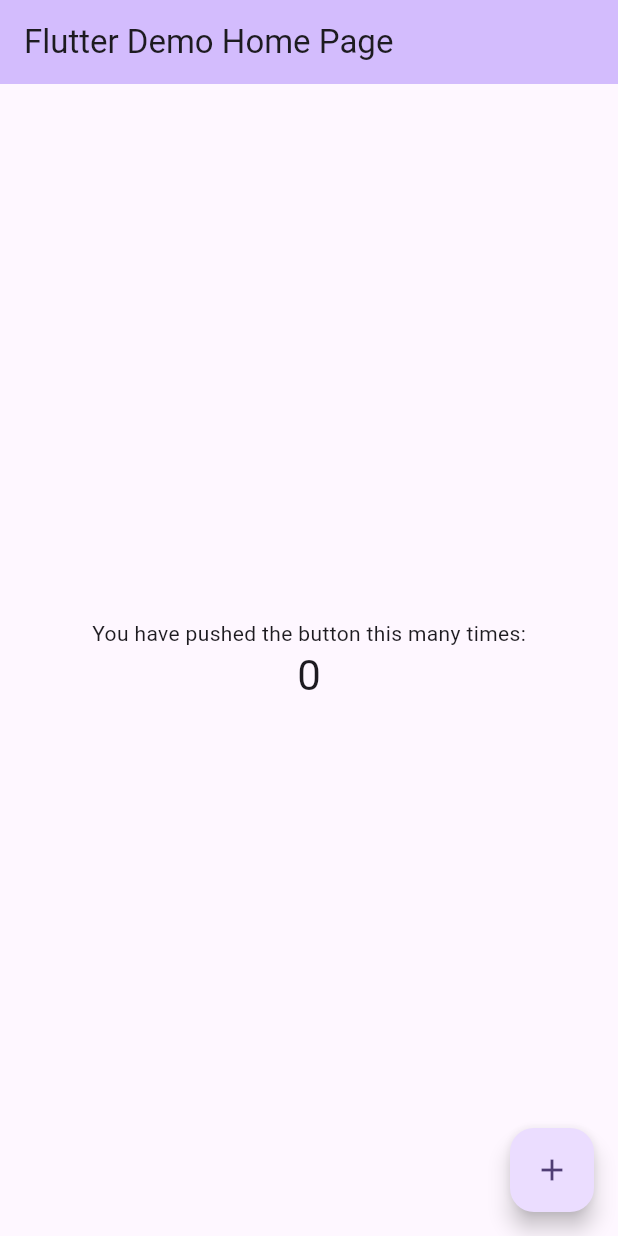
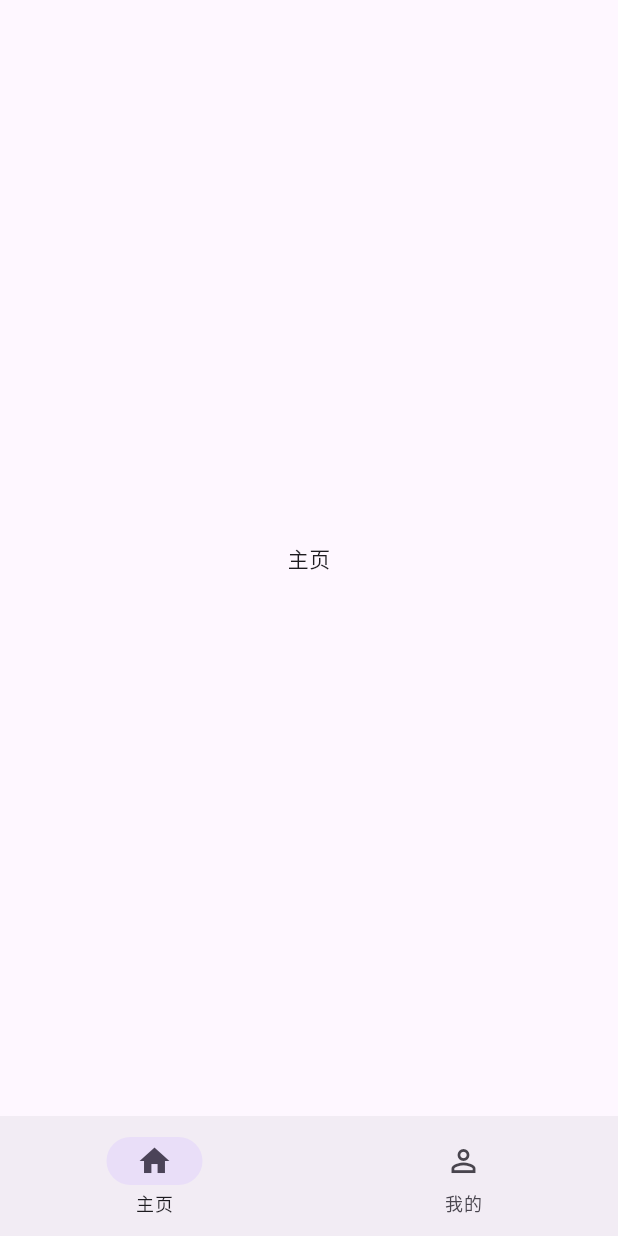
Before and after one commit to realth000/KDaysClient, a Flutter app: the screen it shows after launch, on a phone screen of 412 x 824 dp. Run offline on Flutter 3.47's test engine with Material 3 defaults, Android fonts, the phone set to English and light mode, and no system bars; our stand-ins replace flutter_bloc, freezed_annotation, go_router, responsive_framework, talker; generated files the repository leaves out were written again.

Commit message:
feat: 初始外层代码

```diff
--- /dev/null
+++ b/lib/app.dart
@@ -0,0 +1,27 @@
+import 'package:flutter/material.dart';
+import 'package:kdays_client/routes/routes.dart';
+
+/// 顶层应用
+class App extends StatelessWidget {
+  /// Constructor.
+  const App({super.key});
+
+  @override
+  Widget build(BuildContext context) {
+    return MaterialApp.router(
+      title: 'KDays客户端',
+      theme: ThemeData(
+        colorScheme: ColorScheme.fromSeed(seedColor: Colors.deepPurple),
+        useMaterial3: true,
+      ),
+      darkTheme: ThemeData(
+        colorScheme: ColorScheme.fromSeed(
+          seedColor: Colors.deepPurple,
+          brightness: Brightness.dark,
+        ),
+        useMaterial3: true,
+      ),
+      routerConfig: router,
+    );
+  }
+}
--- /dev/null
+++ b/lib/features/home/view/home_page.dart
@@ -0,0 +1,12 @@
+import 'package:flutter/material.dart';
+
+/// 页面 “主页”
+class HomePage extends StatelessWidget {
+  /// Constructor.
+  const HomePage({super.key});
+
+  @override
+  Widget build(BuildContext context) {
+    return const Center(child: Text('主页'));
+  }
+}
--- /dev/null
+++ b/lib/features/root/cubit/root_cubit.dart
@@ -0,0 +1,14 @@
+import 'package:flutter_bloc/flutter_bloc.dart';
+import 'package:freezed_annotation/freezed_annotation.dart';
+
+part 'root_cubit.freezed.dart';
+part 'root_state.dart';
+
+/// App顶层页面的Cubit
+final class RootCubit extends Cubit<RootState> {
+  /// Constructor.
+  RootCubit(RootTab tab) : super(RootState(tab: tab));
+
+  /// 设置当前选项卡。
+  void setTab(RootTab tab) => emit(state.copyWith(tab: tab));
+}
--- /dev/null
+++ b/lib/features/root/cubit/root_state.dart
@@ -0,0 +1,19 @@
+part of 'root_cubit.dart';
+
+/// Root包含的选项卡
+enum RootTab {
+  /// 主页
+  home,
+
+  /// 我的
+  my,
+}
+
+/// Root状态，只包含应用底部tab是哪个tab
+@freezed
+sealed class RootState with _$RootState {
+  const factory RootState({
+    /// 首页当前所在的选项卡
+    required RootTab tab,
+  }) = _Home;
+}
--- /dev/null
+++ b/lib/features/root/models/models.dart
@@ -0,0 +1,25 @@
+import 'package:flutter/material.dart';
+import 'package:freezed_annotation/freezed_annotation.dart';
+import 'package:kdays_client/features/root/cubit/root_cubit.dart';
+import 'package:kdays_client/routes/screen_paths.dart';
+
+part 'models.freezed.dart';
+part 'navigation_bar_item.dart';
+
+/// 导航栏内所有的选项卡。
+const barItems = [
+  NavigationBarItem(
+    icon: Icon(Icons.home_outlined),
+    selectedIcon: Icon(Icons.home),
+    label: '主页',
+    screenPath: ScreenPaths.home,
+    tab: RootTab.home,
+  ),
+  NavigationBarItem(
+    icon: Icon(Icons.person_outline),
+    selectedIcon: Icon(Icons.person),
+    label: '我的',
+    screenPath: ScreenPaths.my,
+    tab: RootTab.my,
+  ),
+];
--- /dev/null
+++ b/lib/features/root/view/root_page.dart
@@ -0,0 +1,44 @@
+import 'package:flutter/material.dart';
+import 'package:flutter_bloc/flutter_bloc.dart';
+import 'package:kdays_client/features/root/cubit/root_cubit.dart';
+import 'package:kdays_client/features/root/widgets/navigation_bar.dart';
+import 'package:kdays_client/features/root/widgets/navigation_rail.dart';
+import 'package:responsive_framework/responsive_framework.dart';
+
+/// App顶层页面，用来包裹在选项卡里的页面
+final class RootPage extends StatefulWidget {
+  /// Constructor.
+  const RootPage(this.child, {super.key});
+
+  /// 被包裹的里面的[Widget]
+  final Widget child;
+
+  @override
+  State<RootPage> createState() => _RootPageState();
+}
+
+class _RootPageState extends State<RootPage> {
+  @override
+  Widget build(BuildContext context) {
+    final Widget child;
+    if (ResponsiveBreakpoints.of(context).largerThan(MOBILE)) {
+      child = Scaffold(
+        body: Row(
+          children: [
+            const RootNavigationRail(),
+            Expanded(child: widget.child),
+          ],
+        ),
+      );
+    } else {
+      child = Scaffold(
+        body: widget.child,
+        bottomNavigationBar: const RootNavigationBar(),
+      );
+    }
+    return BlocProvider(
+      create: (_) => RootCubit(RootTab.home),
+      child: child,
+    );
+  }
+}
--- /dev/null
+++ b/lib/features/root/widgets/navigation_bar.dart
@@ -0,0 +1,31 @@
+import 'package:flutter/material.dart';
+import 'package:flutter_bloc/flutter_bloc.dart';
+import 'package:go_router/go_router.dart';
+import 'package:kdays_client/features/root/cubit/root_cubit.dart';
+import 'package:kdays_client/features/root/models/models.dart';
+
+/// 应用顶级的导航栏，底部导航栏，用于窄屏设备
+class RootNavigationBar extends StatelessWidget {
+  /// Constructor.
+  const RootNavigationBar({super.key});
+
+  @override
+  Widget build(BuildContext context) {
+    return NavigationBar(
+      destinations: barItems
+          .map(
+            (e) => NavigationDestination(
+              icon: e.icon,
+              selectedIcon: e.selectedIcon,
+              label: e.label,
+            ),
+          )
+          .toList(),
+      selectedIndex: context.watch<RootCubit>().state.tab.index,
+      onDestinationSelected: (index) {
+        context.read<RootCubit>().setTab(barItems[index].tab);
+        context.goNamed(barItems[index].screenPath);
+      },
+    );
+  }
+}
--- /dev/null
+++ b/lib/instance.dart
@@ -0,0 +1,4 @@
+import 'package:talker/talker.dart';
+
+/// 日志实例
+final log = Talker();
--- a/lib/main.dart
+++ b/lib/main.dart
@@ -1,125 +1,17 @@
 import 'package:flutter/material.dart';
+import 'package:kdays_client/app.dart';
+import 'package:responsive_framework/responsive_framework.dart';
 
 void main() {
-  runApp(const MyApp());
+  WidgetsFlutterBinding.ensureInitialized();
+  runApp(
+    ResponsiveBreakpoints.builder(
+      breakpoints: [
+        const Breakpoint(start: 0, end: 450, name: MOBILE),
+        const Breakpoint(start: 451, end: 800, name: TABLET),
+        const Breakpoint(start: 801, end: 1920, name: DESKTOP),
+      ],
+      child: const App(),
+    ),
+  );
 }
-
-class MyApp extends StatelessWidget {
-  const MyApp({super.key});
-
-  // This widget is the root of your application.
-  @override
-  Widget build(BuildContext context) {
-    return MaterialApp(
-      title: 'Flutter Demo',
-      theme: ThemeData(
-        // This is the theme of your application.
-        //
-        // TRY THIS: Try running your application with "flutter run". You'll see
-        // the application has a purple toolbar. Then, without quitting the app,
-        // try changing the seedColor in the colorScheme below to Colors.green
-        // and then invoke "hot reload" (save your changes or press the "hot
-        // reload" button in a Flutter-supported IDE, or press "r" if you used
-        // the command line to start the app).
-        //
-        // Notice that the counter didn't reset back to zero; the application
-        // state is not lost during the reload. To reset the state, use hot
-        // restart instead.
-        //
-        // This works for code too, not just values: Most code changes can be
-        // tested with just a hot reload.
-        colorScheme: ColorScheme.fromSeed(seedColor: Colors.deepPurple),
-        useMaterial3: true,
-      ),
-      home: const MyHomePage(title: 'Flutter Demo Home Page'),
-    );
-  }
-}
-
-class MyHomePage extends StatefulWidget {
-  const MyHomePage({super.key, required this.title});
-
-  // This widget is the home page of your application. It is stateful, meaning
-  // that it has a State object (defined below) that contains fields that affect
-  // how it looks.
-
-  // This class is the configuration for the state. It holds the values (in this
-  // case the title) provided by the parent (in this case the App widget) and
-  // used by the build method of the State. Fields in a Widget subclass are
-  // always marked "final".
-
-  final String title;
-
-  @override
-  State<MyHomePage> createState() => _MyHomePageState();
-}
-
-class _MyHomePageState extends State<MyHomePage> {
-  int _counter = 0;
-
-  void _incrementCounter() {
-    setState(() {
-      // This call to setState tells the Flutter framework that something has
-      // changed in this State, which causes it to rerun the build method below
-      // so that the display can reflect the updated values. If we changed
-      // _counter without calling setState(), then the build method would not be
-      // called again, and so nothing would appear to happen.
-      _counter++;
-    });
-  }
-
-  @override
-  Widget build(BuildContext context) {
-    // This method is rerun every time setState is called, for instance as done
-    // by the _incrementCounter method above.
-    //
-    // The Flutter framework has been optimized to make rerunning build methods
-    // fast, so that you can just rebuild anything that needs updating rather
-    // than having to individually change instances of widgets.
-    return Scaffold(
-      appBar: AppBar(
-        // TRY THIS: Try changing the color here to a specific color (to
-        // Colors.amber, perhaps?) and trigger a hot reload to see the AppBar
-        // change color while the other colors stay the same.
-        backgroundColor: Theme.of(context).colorScheme.inversePrimary,
-        // Here we take the value from the MyHomePage object that was created by
-        // the App.build method, and use it to set our appbar title.
-        title: Text(widget.title),
-      ),
-      body: Center(
-        // Center is a layout widget. It takes a single child and positions it
-        // in the middle of the parent.
-        child: Column(
-          // Column is also a layout widget. It takes a list of children and
-          // arranges them vertically. By default, it sizes itself to fit its
-          // children horizontally, and tries to be as tall as its parent.
-          //
-          // Column has various properties to control how it sizes itself and
-          // how it positions its children. Here we use mainAxisAlignment to
-          // center the children vertically; the main axis here is the vertical
-          // axis because Columns are vertical (the cross axis would be
-          // horizontal).
-          //
-          // TRY THIS: Invoke "debug painting" (choose the "Toggle Debug Paint"
-          // action in the IDE, or press "p" in the console), to see the
-          // wireframe for each widget.
-          mainAxisAlignment: MainAxisAlignment.center,
-          children: <Widget>[
-            const Text(
-              'You have pushed the button this many times:',
-            ),
-            Text(
-              '$_counter',
-              style: Theme.of(context).textTheme.headlineMedium,
-            ),
-          ],
-        ),
-      ),
-      floatingActionButton: FloatingActionButton(
-        onPressed: _incrementCounter,
-        tooltip: 'Increment',
-        child: const Icon(Icons.add),
-      ), // This trailing comma makes auto-formatting nicer for build methods.
-    );
-  }
-}
--- /dev/null
+++ b/lib/routes/routes.dart
@@ -0,0 +1,56 @@
+import 'package:flutter/material.dart';
+import 'package:go_router/go_router.dart';
+import 'package:kdays_client/features/home/view/home_page.dart';
+import 'package:kdays_client/features/my/view/my_page.dart';
+import 'package:kdays_client/features/root/view/root_page.dart';
+import 'package:kdays_client/routes/screen_paths.dart';
+
+final _rootRouteKey = GlobalKey<NavigatorState>();
+
+/// 路由定义实例，整个应用的路由页面都定义在这里。
+final router = GoRouter(
+  navigatorKey: _rootRouteKey,
+  initialLocation: ScreenPaths.home,
+  routes: [
+    StatefulShellRoute.indexedStack(
+      builder: (context, router, navigator) => RootPage(navigator),
+      branches: [
+        StatefulShellBranch(
+          routes: [
+            _AppRoute(
+              path: ScreenPaths.home,
+              builder: (_) => const HomePage(),
+            ),
+          ],
+        ),
+        StatefulShellBranch(
+          routes: [
+            _AppRoute(
+              path: ScreenPaths.my,
+              builder: (_) => const MyPage(),
+            ),
+          ],
+        ),
+      ],
+    ),
+  ],
+);
+
+/// 包一层路由的定义
+class _AppRoute extends GoRoute {
+  _AppRoute({
+    required super.path,
+    required Widget Function(GoRouterState s) builder,
+    List<GoRoute> routes = const [],
+    // super.parentNavigatorKey,
+    // super.redirect,
+  }) : super(
+          name: path,
+          routes: routes,
+          pageBuilder: (context, state) => MaterialPage<void>(
+            name: path,
+            arguments: state.pathParameters,
+            child: builder(state),
+          ),
+        );
+}
```
Also changed, not shown: analysis_options.yaml (+12 -24 lines), build.yaml (added, +8 -0 lines), lib/constants/api/user_center.dart (added, +10 -0 lines), lib/features/my/view/my_page.dart (added, +12 -0 lines), lib/features/root/models/navigation_bar_item.dart (added, +23 -0 lines), lib/features/root/widgets/navigation_rail.dart (added, +31 -0 lines), lib/routes/screen_paths.dart (added, +17 -0 lines), pubspec.yaml (+18 -74 lines), pubspec.lock, 2 other files.
